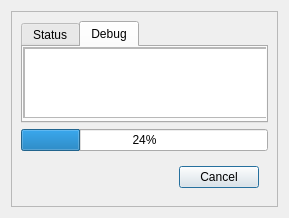
Qt form linkcheck/gui/ui/progress.ui (wummel/linkchecker) before a commit.
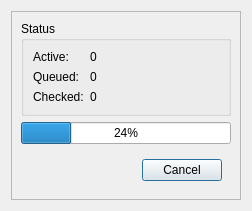
The same form after that commit. The open tabs and pages were chosen to show the change.

Commit message: Added extra debug dialog.

```diff
--- a/linkcheck/gui/ui/progress.ui
+++ b/linkcheck/gui/ui/progress.ui
@@ -9,8 +9,8 @@
    <rect>
     <x>0</x>
     <y>0</y>
-    <width>289</width>
-    <height>185</height>
+    <width>252</width>
+    <height>179</height>
    </rect>
   </property>
   <property name="windowTitle">
@@ -27,18 +27,18 @@
      </property>
      <layout class="QVBoxLayout" name="verticalLayout_2">
       <item>
-       <widget class="QTabWidget" name="tabWidget">
-        <property name="currentIndex">
-         <number>0</number>
-        </property>
-        <widget class="QWidget" name="tab">
-         <attribute name="title">
+       <widget class="QGroupBox" name="groupBox">
+        <property name="title">
           <string>Status</string>
-         </attribute>
+        </property>
          <layout class="QFormLayout" name="formLayout">
-          <property name="fieldGrowthPolicy">
-           <enum>QFormLayout::ExpandingFieldsGrow</enum>
-          </property>
+         <item row="0" column="0">
+          <widget class="QLabel" name="label">
+           <property name="text">
+            <string>Active:</string>
+           </property>
+          </widget>
+         </item>
           <item row="0" column="1">
            <widget class="QLabel" name="label_active">
             <property name="text">
@@ -77,53 +77,7 @@
             </property>
            </widget>
           </item>
-          <item row="0" column="0">
-           <widget class="QLabel" name="label">
-            <property name="text">
-             <string>Active:</string>
-            </property>
-           </widget>
-          </item>
-         </layout>
-        </widget>
-        <widget class="QWidget" name="tab_2">
-         <attribute name="title">
-          <string>Debug</string>
-         </attribute>
-         <widget class="QScrollArea" name="scrollArea">
-          <property name="geometry">
-           <rect>
-            <x>0</x>
-            <y>0</y>
-            <width>271</width>
-            <height>71</height>
-           </rect>
-          </property>
-          <property name="widgetResizable">
-           <bool>true</bool>
-          </property>
-          <widget class="QWidget" name="scrollAreaWidgetContents">
-           <property name="geometry">
-            <rect>
-             <x>0</x>
-             <y>0</y>
-             <width>265</width>
-             <height>65</height>
-            </rect>
-           </property>
-           <widget class="QTextBrowser" name="textBrowser">
-            <property name="geometry">
-             <rect>
-              <x>0</x>
-              <y>0</y>
-              <width>271</width>
-              <height>71</height>
-             </rect>
-            </property>
-           </widget>
-          </widget>
-         </widget>
-        </widget>
+        </layout>
        </widget>
       </item>
       <item>
```
Lines whose indentation alone changed are shown as unchanged. The commit also changes 10 other files.
